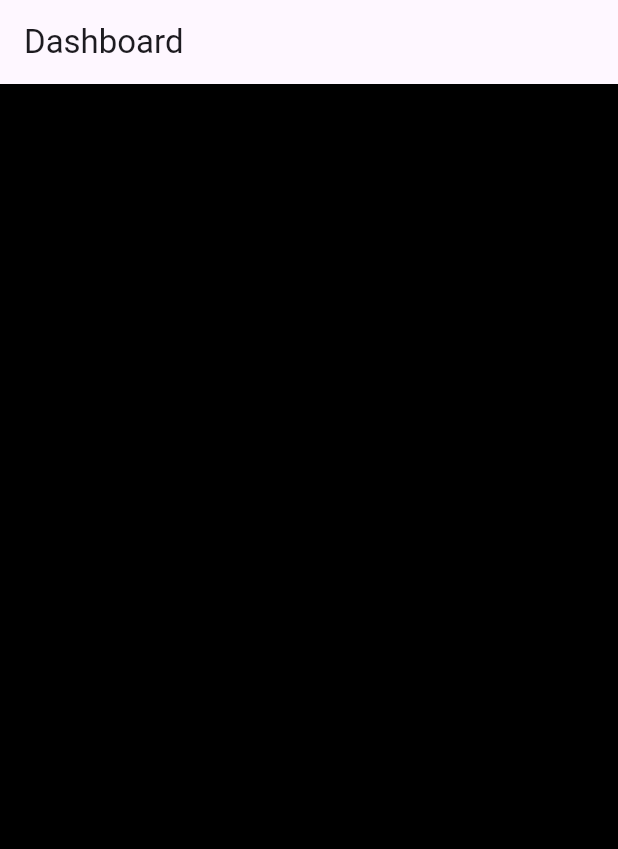
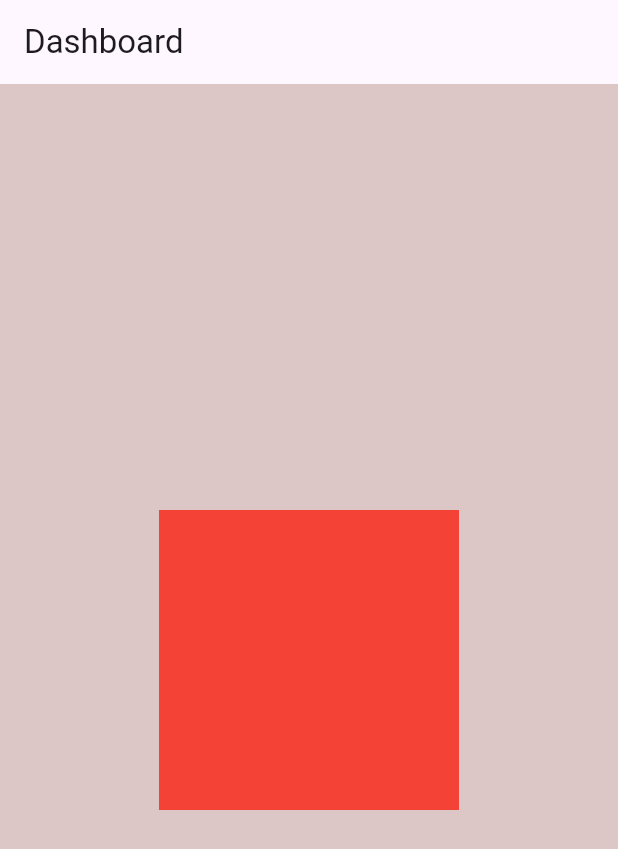
Before and after one commit to Foysalrabby/Classpractice33, a Flutter app: the screen it shows after launch, on a phone screen of 412 x 824 dp. Shown: the top 849 px of the screen. Run offline on Flutter 3.47's test engine with Material 3 defaults, Android fonts, the phone set to English and light mode, and no system bars.

Commit message:
star design radius padding circle box

```diff
--- a/customclass/lib/main.dart
+++ b/customclass/lib/main.dart
@@ -29,7 +29,19 @@ class Mydassboard extends StatelessWidget {
      ),
     body: Container(
 
-      color: Colors.black,
+      color: const Color.fromARGB(255, 221, 198, 198),
+
+      child: Center(
+       child: Container(
+       width: 200,
+       height: 200,
+       color: Colors.red,
+
+       ),
+
+      ),
+
+
     ),
 
    );
```
